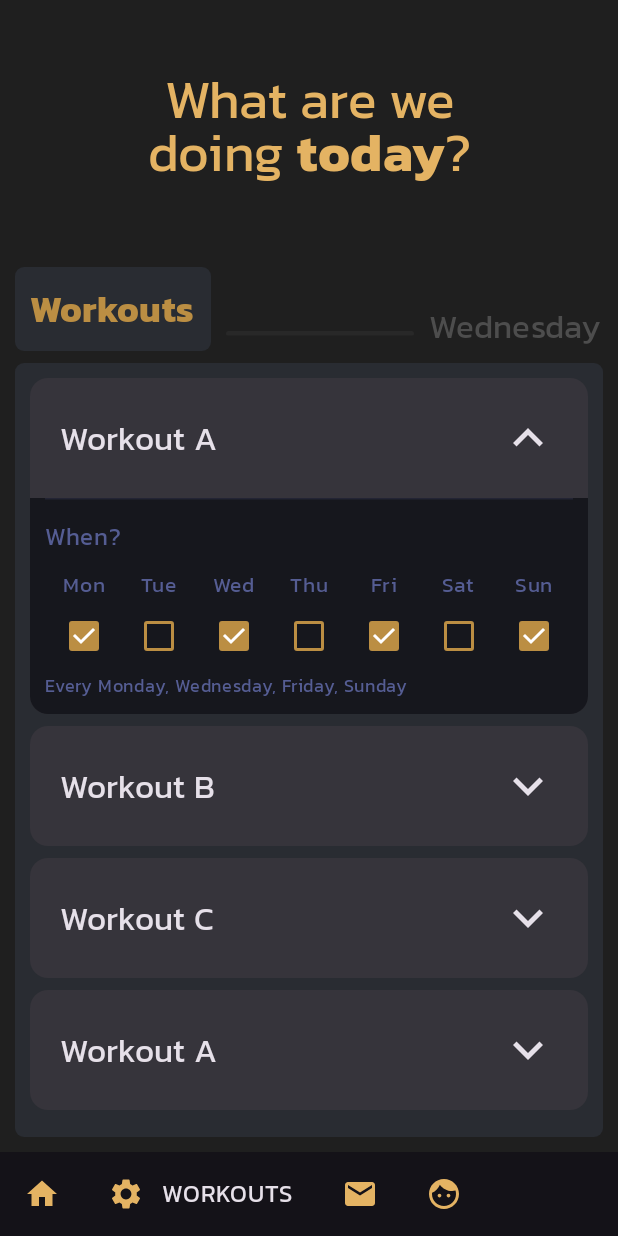
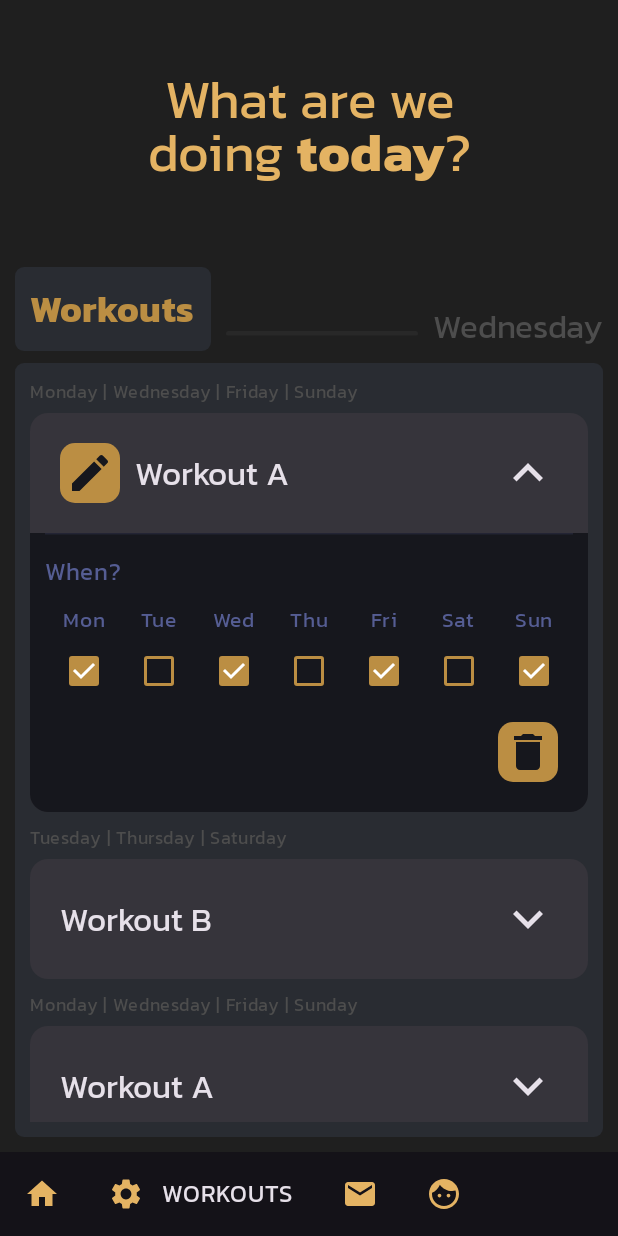
Before and after one commit to Mintakaaaa/Delta, an Android app built with Jetpack Compose: the WorkoutsScreen screen opened through its navigation route, after a tap on "Arrow down", on a phone screen of 412 x 824 dp. Run offline under Robolectric (Android 15) with nearby library versions, the phone set to English and light mode, and no system bars; our stand-ins replace Room's generated code, livedata-compose.

Commit message:
added delete workout function, also got started on editing workout name function - trying to make it as perfect as possible; using BasicTextField because regular has too much decoration and padding, making my UI as consistent as possible!

```diff
--- a/app/src/main/java/com/gym/delta/WorkoutDao.kt
+++ b/app/src/main/java/com/gym/delta/WorkoutDao.kt
@@ -1,6 +1,7 @@
 package com.gym.delta
 
 import androidx.room.Dao
+import androidx.room.Delete
 import androidx.room.Insert
 import androidx.room.OnConflictStrategy
 import androidx.room.Query
@@ -29,10 +30,9 @@ interface WorkoutDao {
     @Insert(onConflict = OnConflictStrategy.IGNORE)
     suspend fun insertAll(vararg workouts: Workout)
 
-//    @Delete
-//    suspend fun delete(workout: Workout)
-
     @Query("DELETE FROM Workouts")
     suspend fun deleteAll()
 
+    @Delete
+    suspend fun delete(workout: Workout)
 }
--- a/app/src/main/java/com/gym/delta/WorkoutRepository.kt
+++ b/app/src/main/java/com/gym/delta/WorkoutRepository.kt
@@ -19,4 +19,9 @@ class WorkoutRepository(private val workoutDao: WorkoutDao) {
     suspend fun insert(workout: Workout) {
         workoutDao.insert(workout)
     }
+
+    @WorkerThread
+    suspend fun delete(workout: Workout) {
+        workoutDao.delete(workout)
+    }
 }
--- a/app/src/main/java/com/gym/delta/WorkoutViewModel.kt
+++ b/app/src/main/java/com/gym/delta/WorkoutViewModel.kt
@@ -21,6 +21,10 @@ class WorkoutViewModel(private val repository: WorkoutRepository) : ViewModel()
     fun insert(workout: Workout) = viewModelScope.launch {
         repository.insert(workout)
     }
+
+    fun delete(workout: Workout) = viewModelScope.launch {
+        repository.delete(workout)
+    }
 }
 
 class WorkoutViewModelFactory(private val repository: WorkoutRepository) : ViewModelProvider.Factory {
--- a/app/src/main/java/com/gym/delta/model/Workout.kt
+++ b/app/src/main/java/com/gym/delta/model/Workout.kt
@@ -12,4 +12,4 @@ data class Workout(
     @PrimaryKey(autoGenerate = true) val id: Long = 0,
     @ColumnInfo(name = "name") val name: String?,
     @ColumnInfo(name = "days") var days: ArrayList<Boolean>?
-)
+    )
--- a/app/src/main/java/com/gym/delta/ui/screens/WorkoutsScreen.kt
+++ b/app/src/main/java/com/gym/delta/ui/screens/WorkoutsScreen.kt
@@ -1,6 +1,16 @@
 package com.gym.delta.ui.screens
 
 import androidx.annotation.OptIn
+import androidx.compose.animation.AnimatedVisibility
+import androidx.compose.animation.animateContentSize
+import androidx.compose.animation.expandHorizontally
+import androidx.compose.animation.expandVertically
+import androidx.compose.animation.fadeIn
+import androidx.compose.animation.fadeOut
+import androidx.compose.animation.shrinkHorizontally
+import androidx.compose.animation.shrinkVertically
+import androidx.compose.animation.slideInHorizontally
+import androidx.compose.animation.slideOutHorizontally
 import androidx.compose.foundation.Image
 import androidx.compose.foundation.background
 import androidx.compose.foundation.clickable
@@ -19,8 +29,11 @@ import androidx.compose.foundation.layout.width
 import androidx.compose.foundation.lazy.LazyColumn
 import androidx.compose.foundation.lazy.items
 import androidx.compose.foundation.shape.RoundedCornerShape
+import androidx.compose.foundation.text.BasicTextField
 import androidx.compose.material.icons.Icons
 import androidx.compose.material.icons.filled.Add
+import androidx.compose.material.icons.filled.Delete
+import androidx.compose.material.icons.filled.Edit
 import androidx.compose.material.icons.filled.KeyboardArrowDown
 import androidx.compose.material.icons.filled.KeyboardArrowUp
 import androidx.compose.material.icons.outlined.Add
@@ -43,6 +56,8 @@ import androidx.compose.material3.IconButtonDefaults
 import androidx.compose.material3.MaterialTheme
 import androidx.compose.material3.Surface
 import androidx.compose.material3.Text
+import androidx.compose.material3.TextField
+import androidx.compose.material3.TextFieldDefaults
 import androidx.compose.material3.VerticalDivider
 import androidx.compose.runtime.Composable
 import androidx.compose.runtime.livedata.observeAsState
@@ -73,14 +88,22 @@ import androidx.compose.runtime.State
 import androidx.compose.runtime.getValue
 import androidx.compose.runtime.mutableStateOf
 import androidx.compose.runtime.setValue
+import androidx.compose.ui.focus.FocusRequester
+import androidx.compose.ui.focus.focusRequester
+import androidx.compose.ui.graphics.SolidColor
 import androidx.compose.ui.layout.ContentScale
+import androidx.compose.ui.layout.onGloballyPositioned
+import androidx.compose.ui.platform.LocalFocusManager
 import androidx.compose.ui.res.painterResource
 import androidx.compose.ui.text.SpanStyle
+import androidx.compose.ui.text.TextRange
 import androidx.compose.ui.text.TextStyle
 import androidx.compose.ui.text.buildAnnotatedString
 import androidx.compose.ui.text.font.Font
 import androidx.compose.ui.text.font.FontFamily
+import androidx.compose.ui.text.font.FontStyle
 import androidx.compose.ui.text.font.FontWeight
+import androidx.compose.ui.text.input.TextFieldValue
 import androidx.compose.ui.text.style.TextDecoration
 import androidx.compose.ui.text.withStyle
 import androidx.lifecycle.ViewModel
@@ -88,6 +111,7 @@ import androidx.media3.common.util.UnstableApi
 import com.gym.delta.R
 import com.gym.delta.ui.theme.DeltaTheme
 import com.gym.delta.ui.theme.kanitFontFamily
+import com.gym.delta.ui.theme.kanitTypography
 import java.time.LocalDate
 import java.time.format.DateTimeFormatter
 
@@ -117,7 +141,7 @@ fun WorkoutsScreen(workoutViewModel: WorkoutViewModel) {
             ),
             modifier = Modifier.padding(40.dp)
         )
-        MainContainer(workoutsState, onWorkoutAdded = { newWorkout -> workoutViewModel.insert(newWorkout) })
+        MainContainer(workoutsState, workoutViewModel)
     }
 }
 
@@ -127,7 +151,7 @@ fun WorkoutsScreen(workoutViewModel: WorkoutViewModel) {
  * Contains the container title and the content container
  */
 @Composable
-fun MainContainer(workouts: State<List<Workout>>, onWorkoutAdded: (Workout) -> Unit) {
+fun MainContainer(workouts: State<List<Workout>>, workoutViewModel: WorkoutViewModel) {
     val currentDay = getCurrentDayString()
 
     Column(
@@ -135,9 +159,7 @@ fun MainContainer(workouts: State<List<Workout>>, onWorkoutAdded: (Workout) -> U
     ) {
         TopRoundedTitleContainer("Workouts", currentDay)
         Spacer(Modifier.padding(4.dp))
-        WorkoutsContainer(workouts, onWorkoutAdded = {
-            newWorkout -> onWorkoutAdded(newWorkout)
-        })
+        WorkoutsContainer(workouts, workoutViewModel)
     }
 }
 
@@ -170,7 +192,8 @@ fun TopRoundedTitleContainer(title : String, subHeading : String) {
                 style = MaterialTheme.typography.titleSmall)
         }
         HorizontalDivider(
-            modifier = Modifier.weight(1f)
+            modifier = Modifier
+                .weight(1f)
                 .padding(10.dp)
                 .clip(RoundedCornerShape(6.dp)),
             thickness = 3.dp,
@@ -190,7 +213,7 @@ fun TopRoundedTitleContainer(title : String, subHeading : String) {
  * Content container
  */
 @Composable
-fun WorkoutsContainer(workouts : State<List<Workout>>, onWorkoutAdded: (Workout) -> Unit) {
+fun WorkoutsContainer(workouts : State<List<Workout>>, workoutViewModel: WorkoutViewModel) {
     LazyColumn(
         modifier = Modifier
             .fillMaxSize()
@@ -199,9 +222,15 @@ fun WorkoutsContainer(workouts : State<List<Workout>>, onWorkoutAdded: (Workout)
             .padding(10.dp),
         horizontalAlignment = Alignment.CenterHorizontally
     ) {
-        items(workouts.value) { workout ->
-            WorkoutElement(workout = workout)
-            Spacer(Modifier.padding(4.dp))
+        items(workouts.value, key = { workout -> workout.id }) { workout ->
+//            var visible by remember { mutableStateOf(true) }
+//            AnimatedVisibility(visible = visible, enter = fadeIn(), exit = fadeOut()) {
+                WorkoutElement(workout = workout, onDeleteClick = {
+//                    visible = false
+                    workoutViewModel.delete(workout)
+                })
+                Spacer(Modifier.padding(4.dp))
+//            }
         }
         item(key = "AddWorkoutButton") {
             Spacer(Modifier.height(10.dp))
@@ -209,7 +238,7 @@ fun WorkoutsContainer(workouts : State<List<Workout>>, onWorkoutAdded: (Workout)
             FilledIconButton(
                 onClick = {
                     val newWorkout = Workout(name = "New Workout", days = arrayListOf(false, false, false, false, false, false, false))
-                    onWorkoutAdded(newWorkout)
+                    workoutViewModel.insert(newWorkout)
                 },
                 modifier = Modifier
                     .size(50.dp),
@@ -220,25 +249,42 @@ fun WorkoutsContainer(workouts : State<List<Workout>>, onWorkoutAdded: (Workout)
                     Icons.Filled.Add,
                     contentDescription = "Add button",
                     tint = MaterialTheme.colorScheme.secondaryContainer,
-                    modifier = Modifier.fillMaxSize().padding(4.dp)
-
+                    modifier = Modifier
+                        .fillMaxSize()
+                        .padding(4.dp)
                 )
             }
         }
     }
 }
 
-
 @OptIn(androidx.media3.common.util.UnstableApi::class)
 @Composable
-fun WorkoutElement(workout : Workout) {
-    val checkboxStates = remember { workout.days?.toMutableStateList() } // LOAD WORKOUT DAYS INTO MUTABLE LIST
-    checkboxStates?.get(0)?.let { Log.d("states0", it.toString()) }
+fun WorkoutElement(workout : Workout, onDeleteClick: () -> Unit) {
+    val checkboxStates = remember(workout.id) { workout.days?.toMutableStateList() } // Load workout days into a mutable list
+    var expanded by remember(workout.id) { mutableStateOf(false) } // Remember expanded state per workout
     Log.d("workout.days = ", workout.days.toString())
 
+    var editingName by remember { mutableStateOf(false) }
+    val textFieldValue = remember { mutableStateOf(workout.name?.let { // need this to put BasicTextField cursor on end of string
+            TextFieldValue(
+                it,
+                TextRange(it.length)
+            )
+        })
+    }
 
-    var expanded by remember { mutableStateOf(false) }
+    val focusManager = LocalFocusManager.current // NOTE (later use?) focusManager.clearFocus()
+    val focusRequester = remember { FocusRequester() }
 
+    Row(modifier = Modifier.padding(bottom = 5.dp), horizontalArrangement = Arrangement.Start){
+        Text(
+            text = getDaysSelectedText(checkboxStates),
+            modifier = Modifier.weight(1f),
+            style = MaterialTheme.typography.bodySmall,
+            color = MaterialTheme.colorScheme.onBackground
+        )
+    }
     Card(
         modifier = Modifier
             .clip(RoundedCornerShape(0.dp))
@@ -247,13 +293,78 @@ fun WorkoutElement(workout : Workout) {
             verticalAlignment = Alignment.CenterVertically,
             modifier = Modifier.padding(20.dp)
         ) {
+            AnimatedVisibility(
+                visible = expanded && !editingName,
+                enter = expandHorizontally() + fadeIn(),
+                exit = shrinkHorizontally() + fadeOut(),
+            ) {
+                Row {
+                    FilledIconButton(
+                        onClick = { /*
+
+                        TODO EDIT NAME FUNCTIONALITY
+
+                        TODO on EDIT click
+                        TODO -> text appears from top of screen saying "editing workout name"
+                        TODO -> edit button shrinks to the left
+                        TODO -> days card collapses
+                        TODO -> arrow button shrinks to right OR gets replaced (see below)
+                        TODO -> in place of arrow, is TICK and CROSS buttons.
+
+                        TODO on TICK click
+                        TODO -> TICK and CROSS replaced by up arrow
+                        TODO -> days card is expanded
+                        TODO -> edit button appears
+                        TODO -> "editing workout name" text slides up out of screen
+                        TODO -> new workout name is saved
+
+                        TODO on CROSS click
+                        TODO -> TICK and CROSS replaced by up arrow
+                        TODO -> days card is expanded
+                        TODO -> edit button appears
+                        TODO -> "editing workout name" text slides up out of screen
+                        TODO -> old workout name is displayed
+
+                        TODO on focus loss, nothing?
+
+                        */
+                            editingName = !editingName
+                        },
+                        modifier = Modifier.size(40.dp),
+                        shape = RoundedCornerShape(10.dp),
+                        colors = IconButtonDefaults.iconButtonColors(containerColor = MaterialTheme.colorScheme.secondary)
+                    ) {
+                        Icon(
+                            Icons.Filled.Edit,
+                            contentDescription = "Edit button",
+                            tint = MaterialTheme.colorScheme.secondaryContainer,
+                            modifier = Modifier
+                                .fillMaxSize()
+                                .padding(4.dp)
+                        )
+                    }
+                    Spacer(Modifier.width(10.dp))
+                }
+            }
+
             workout.name?.let {
-                Text(
-                    text = it,
-                    style = MaterialTheme.typography.headlineMedium
-                )
+                if (editingName) {
+                    textFieldValue.value?.let { it1 ->
+                        BasicTextField(
+                            value = it1,
+                            onValueChange = { newText -> textFieldValue.value = newText },
+                            cursorBrush = SolidColor(MaterialTheme.colorScheme.secondary), // cursor color
+                            textStyle =  TextStyle(fontFamily = kanitFontFamily, fontSize = 22.sp, color = MaterialTheme.colorScheme.secondary),
+                            modifier = Modifier.weight(1f).focusRequester(focusRequester).onGloballyPositioned { focusRequester.requestFocus() },
+                        )
+                    }
+                }
+                else {
+                    Text(
+                        text = it, style = MaterialTheme.typography.headlineMedium, modifier = Modifier.weight(1f)
+                    )
+                }
             }
-            Spacer(modifier = Modifier.weight(1f))
             IconButton(
                 onClick = { expanded = !expanded },
                 modifier = Modifier.size(40.dp)
@@ -262,14 +373,19 @@ fun WorkoutElement(workout : Workout) {
                 else { Icon(Icons.Filled.KeyboardArrowDown, contentDescription = "Arrow down", modifier = Modifier.fillMaxSize()) }
             }
         }
-        if (expanded) { ExpandableDaysCard(checkboxStates) }
+        AnimatedVisibility(
+            visible = expanded,
+            enter = expandVertically() + fadeIn(),
+            exit = shrinkVertically() + fadeOut()
+        ) {
+            ExpandableDaysCard(checkboxStates, onDeleteClick = onDeleteClick)
+        }
     }
 }
 
-
 @OptIn(UnstableApi::class)
 @Composable
-fun ExpandableDaysCard(checkboxStates: SnapshotStateList<Boolean>?) {
+fun ExpandableDaysCard(checkboxStates: SnapshotStateList<Boolean>?, onDeleteClick: () -> Unit) {
     val days = arrayOf("Mon", "Tue", "Wed", "Thu", "Fri", "Sat", "Sun")
 
     Column(
@@ -309,6 +425,7 @@ fun ExpandableDaysCard(checkboxStates: SnapshotStateList<Boolean>?) {
                         onCheckedChange = { isChecked ->
                             checkboxStates[index] = isChecked
                             Log.d("state $index", checkboxStates[index].toString())
+                            // TODO on check change update days of this workout!!
                         },
                         colors = CheckboxDefaults.colors(
                             checkedColor = MaterialTheme.colorScheme.onSecondaryContainer,
@@ -320,17 +437,41 @@ fun ExpandableDaysCard(checkboxStates: SnapshotStateList<Boolean>?) {
                 }
             }
         }
-        Text(
-            text = getSelectedDaysText(checkboxStates),
-            style = MaterialTheme.typography.bodySmall,
-            color = MaterialTheme.colorScheme.tertiary,
-//            textColor = MaterialTheme.colorScheme.tertiary
-        )
+        Row(verticalAlignment = Alignment.CenterVertically,
+            modifier = Modifier.padding(10.dp)) {
+            Spacer(modifier = Modifier.weight(1f))
+            FilledIconButton(
+                onClick = onDeleteClick,
+                modifier = Modifier
+                    .size(40.dp),
+                shape = RoundedCornerShape(10.dp),
+                colors = IconButtonDefaults.iconButtonColors(containerColor = MaterialTheme.colorScheme.secondary)
+            ) {
+                Icon(
+                    Icons.Filled.Delete,
+                    contentDescription = "Add button",
+                    tint = MaterialTheme.colorScheme.secondaryContainer,
+                    modifier = Modifier
+                        .fillMaxSize()
+                        .padding(4.dp)
+                )
+            }
+        }
     }
 }
 
-fun getSelectedDaysText(days: SnapshotStateList<Boolean>?): String {
-    var daysText = "Every "
+val dayOfWeekMap = mapOf(
+    0 to "Monday",
+    1 to "Tuesday",
+    2 to "Wednesday",
+    3 to "Thursday",
+    4 to "Friday",
+    5 to "Saturday",
+    6 to "Sunday"
+)
+
+fun getDaysSelectedText(days: SnapshotStateList<Boolean>?): String {
+    var daysText = ""
     var selected = 0
     if (days != null) {
         for (day in days) {
@@ -341,69 +482,17 @@ fun getSelectedDaysText(days: SnapshotStateList<Boolean>?): String {
     }
     if (selected == 0) { daysText = "No days selected" }
     else {
-        if (days?.get(0) == true) {
-            daysText += "Monday, "
-        }
-        if (days?.get(1) == true) {
-            daysText += "Tuesday, "
-        }
-        if (days?.get(2)!!) {
-            daysText += "Wednesday, "
-        }
-        if (days[3]) {
-            daysText += "Thursday, "
-        }
-        if (days[4]) {
-            daysText += "Friday, "
-        }
-        if (days[5]) {
-            daysText += "Saturday, "
-        }
-        if (days[6]) {
-            daysText += "Sunday"
+        if (days != null) {
+            days.forEachIndexed() { dayIndex, isChecked ->
+                if (isChecked) {
+                    daysText += ( dayOfWeekMap[dayIndex] + " | ")
+                }
+            }
+            daysText = daysText.substring(0, daysText.length - 3)
         }
     }
     return daysText
 }
-//
-//@Composable
-//fun WorkoutCheckboxesContainer() {
-////    val checkboxStates = remember { mutableStateListOf(false, false, false, false, false, false, false) }
-//    Box(
-//        modifier = Modifier
-//            .fillMaxWidth()
-//            .clip(RoundedCornerShape(16.dp))
-//            .background(Color.White)
-//            .padding(10.dp),
-//    ) {
-//        Row() {
-//            Text(text = "New Workout")
-//            Spacer(modifier = Modifier.weight(1f))
-//            Text(text = "^")
-//        }
-//    }
-//}
-//
-////@Composable
-////fun DayElement(day : String, isChecked : Boolean) {
-////    Column(
-////        horizontalAlignment = Alignment.CenterHorizontally
-////    ) {
-////        Text(
-////            text = day,
-////        )
-////        Checkbox(
-////            checked = isChecked,
-////            onCheckedChange = { isChecked = it },
-////            colors = CheckboxDefaults.colors(
-////                checkedColor = Color.Green,
-////                uncheckedColor = Color.Red,
-////                checkmarkColor = Color.White
-////            )
-////        )
-////    }
-////}
-
 
 @Preview
 @Composable
@@ -414,9 +503,9 @@ fun WorkoutsPreview() {
 //        val viewModel = WorkoutViewModel(WorkoutRepository())
 //        val viewModel = WorkoutViewModel(WorkoutRepository(AppDatabase.getInstance(LocalContext.current, CoroutineScope(Dispatchers.IO)).workoutDao()))
 //        WorkoutsScreen(workoutViewModel = viewModel)
-//        WorkoutElement(Workout(id = 0, name = "Hello", days = arrayListOf(true, true, true, false, false, true, true)))
+        WorkoutElement(Workout(id = 0, name = "Hello", days = arrayListOf(true, true, true, false, false, true, true)), onDeleteClick = {})
 //        TopRoundedTitleContainer("Workouts", "Saturday")
-
+//        ExpandableDaysCard(checkboxStates = null)
 
     }
 }
--- a/app/src/main/java/com/gym/delta/ui/theme/Type.kt
+++ b/app/src/main/java/com/gym/delta/ui/theme/Type.kt
@@ -61,7 +61,7 @@ val kanitTypography = Typography(
         fontFamily = kanitFontFamily,
         fontWeight = FontWeight.Normal,
         fontSize = 12.sp,
-        lineHeight = 24.sp,
+        lineHeight = 20.sp,
         letterSpacing = 0.5.sp
     ),
 //    titleLarge = TextStyle(
@@ -90,6 +90,6 @@ val kanitTypography = Typography(
         fontWeight = FontWeight.Normal,
         fontSize = 22.sp,
         lineHeight = 28.sp,
-        letterSpacing = 0.2.sp
+//        letterSpacing = 0.2.sp
     ),
 )
```
